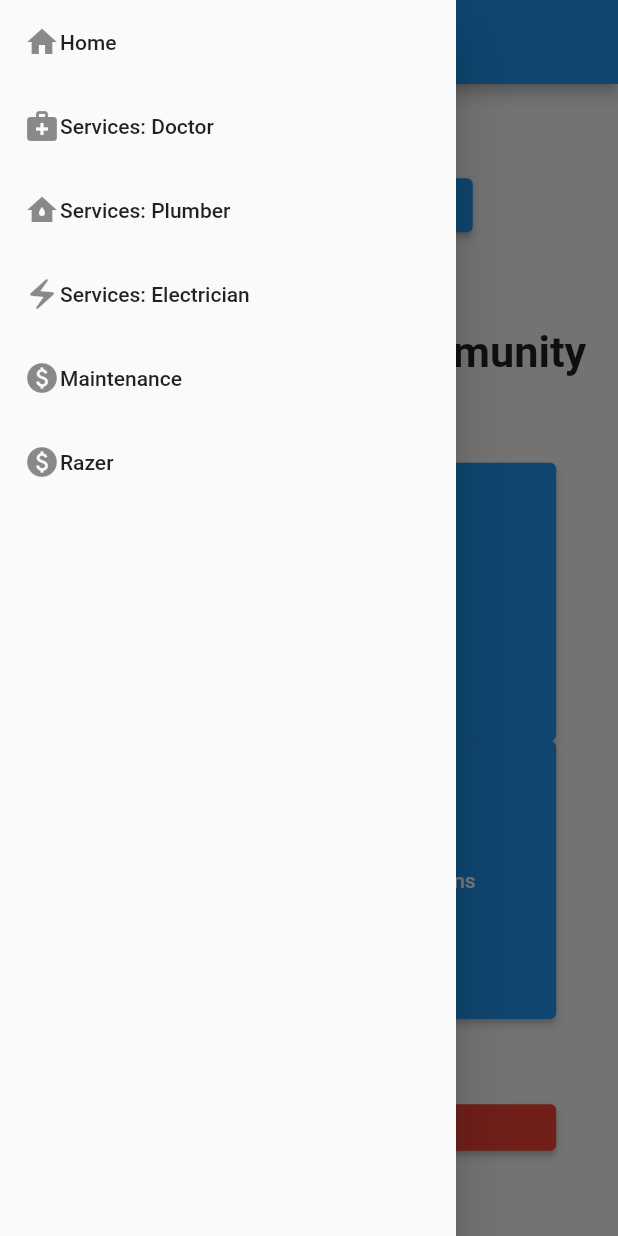
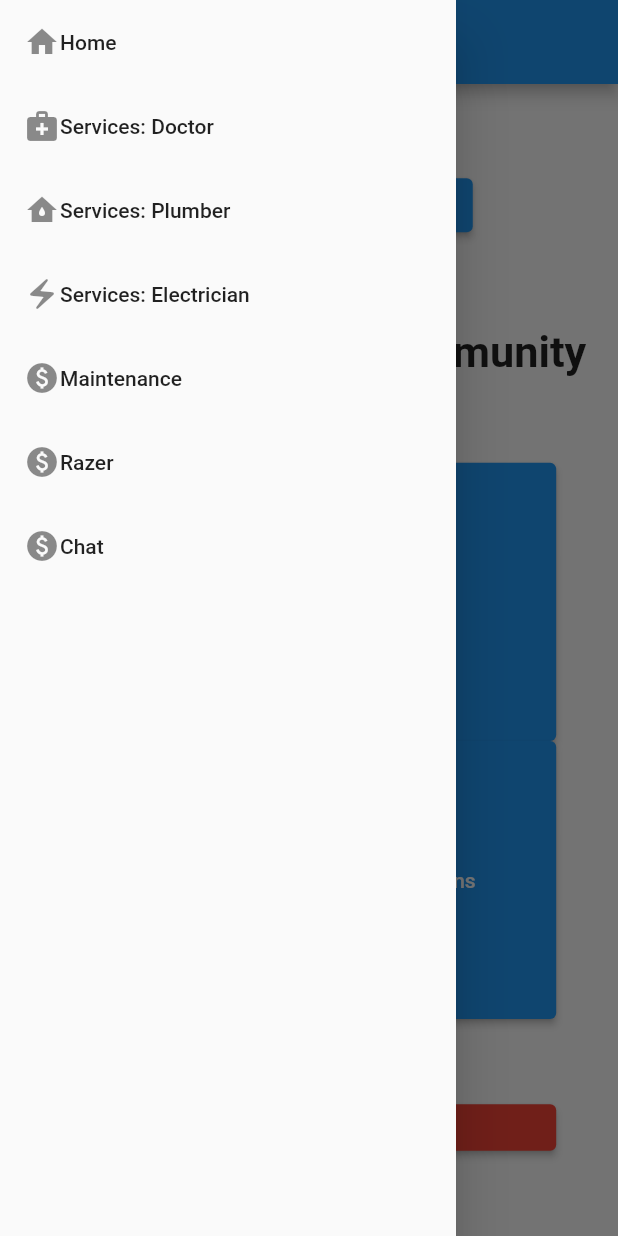
Before and after one commit to Our-Community-TDEC/Our-Community, a Flutter app: the screen it shows once a user with an empty profile is signed in, with the side drawer open, on a phone screen of 412 x 824 dp. Run offline on Flutter 3.47's test engine with Material 2 defaults, Android fonts, the phone set to English and light mode, and no system bars; our stand-ins replace cloud_firestore, firebase_auth, firebase_core, flutter_local_notifications, fluttertoast, google_sign_in and 1 more; missing offline and left inert: cloud_firestore_web, firebase_auth_web, firebase_core_web, google_sign_in_web, package_info_plus_web, razorpay_flutter and 1 more; accounts and stored records are empty.

Commit message:
Graddle error solve

```diff
--- a/lib/generated_plugin_registrant.dart
+++ b/lib/generated_plugin_registrant.dart
@@ -1,4 +1,4 @@
-  //
+//
 // Generated file. Do not edit.
 //
 
@@ -9,7 +9,9 @@
 import 'package:cloud_firestore_web/cloud_firestore_web.dart';
 import 'package:firebase_auth_web/firebase_auth_web.dart';
 import 'package:firebase_core_web/firebase_core_web.dart';
+import 'package:fluttertoast/fluttertoast_web.dart';
 import 'package:google_sign_in_web/google_sign_in_web.dart';
+import 'package:package_info_plus_web/package_info_plus_web.dart';
 
 import 'package:flutter_web_plugins/flutter_web_plugins.dart';
 
@@ -18,6 +20,8 @@ void registerPlugins(Registrar registrar) {
   FirebaseFirestoreWeb.registerWith(registrar);
   FirebaseAuthWeb.registerWith(registrar);
   FirebaseCoreWeb.registerWith(registrar);
+  FluttertoastWebPlugin.registerWith(registrar);
   GoogleSignInPlugin.registerWith(registrar);
+  PackageInfoPlugin.registerWith(registrar);
   registrar.registerMessageHandler();
 }
--- a/lib/screens/home_page.dart
+++ b/lib/screens/home_page.dart
@@ -1,5 +1,6 @@
 import 'dart:math';
 import 'package:final_year_project/razer_pay.dart';
+import 'package:final_year_project/screens/Chats/Chat_page.dart';
 import 'package:final_year_project/screens/Services/Plumber.dart';
 import 'package:firebase_auth/firebase_auth.dart';
 import 'package:flutter/material.dart';
@@ -99,6 +100,20 @@ class HomePage extends StatelessWidget {
                 Navigator.push(
                   context,
                   MaterialPageRoute(builder: (context) => razer_pay()),
+                );
+              },
+            ),
+            ListTile(
+              title: Row(
+                children: [
+                  Icon(Icons.paid),
+                  Text("Chat"),
+                ],
+              ),
+              onTap: () {
+                Navigator.push(
+                  context,
+                  MaterialPageRoute(builder: (context) => ChatPage()),
                 );
               },
             ),
```
Also changed, not shown: lib/screens/Chats/Chat_page.dart (added, +14 -0 lines), pubspec.lock, 3 other files.
